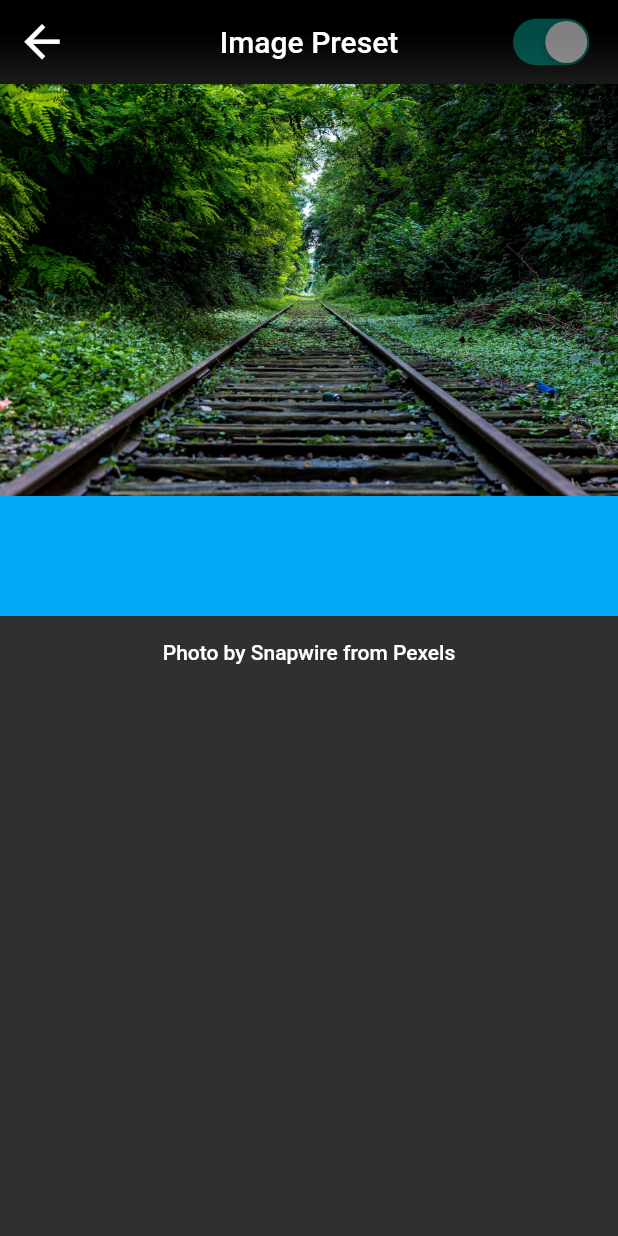
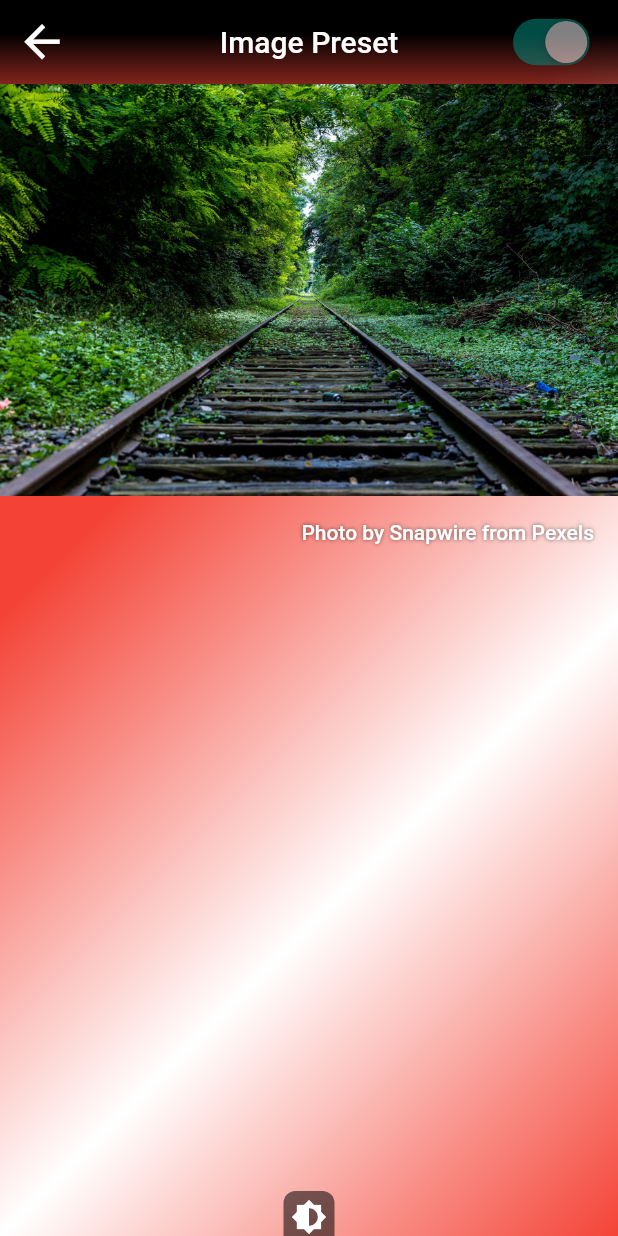
Before and after one commit to fischi1/LEDctrl, a Flutter app: the ImagePresetDetailPage screen opened directly with sample values from the repository, on a phone screen of 412 x 824 dp. Run offline on Flutter 3.47's test engine with Material 2 defaults, Android fonts, the phone set to English and light mode, and no system bars; our stand-ins replace bloc, equatable, flutter_bloc, flutter_colorpicker, hydrated_bloc, transparent_image; statements that could not run were skipped.

Commit message:
image preset detail page

```diff
--- a/lib/util/SourceImage.dart
+++ b/lib/util/SourceImage.dart
@@ -1,7 +1,15 @@
+import 'package:fischi/domain/ColorBreakpoint.dart';
+
 class SourceImage {
   final String imagePath;
   final String author;
   final String url;
+  final List<ColorBreakpoint> breakpoints;
 
-  SourceImage({this.imagePath, this.author, this.url});
+  SourceImage({
+    this.imagePath,
+    this.author,
+    this.url,
+    this.breakpoints,
+  });
 }
--- a/lib/views/ImagePresetDetailPage.dart
+++ b/lib/views/ImagePresetDetailPage.dart
@@ -1,3 +1,4 @@
+import 'package:fischi/components/BrightnessPanel.dart';
 import 'package:fischi/components/TransparentGradientAppBar.dart';
 import 'package:fischi/util/SourceImage.dart';
 import 'package:flutter/material.dart';
@@ -11,16 +12,33 @@ class ImagePresetDetailPage extends StatelessWidget {
 
   @override
   Widget build(BuildContext context) {
-    return Scaffold(
-      appBar: TransparentGradientAppBar(
+    final appBar = TransparentGradientAppBar(
       title: "Image Preset",
       onBackButtonPressed: () {
         Navigator.of(context).pop();
       },
+    );
+    return Scaffold(
+      appBar: appBar,
+      extendBody: true,
+      extendBodyBehindAppBar: true,
+      body: Container(
+        decoration: BoxDecoration(
+          gradient: LinearGradient(
+            colors: [Colors.red, Colors.white, Colors.red],
+            stops: [0, 0.5, 1],
+            begin: Alignment.centerLeft,
+            end: Alignment.bottomRight,
           ),
-      extendBody: true,
-      body: Column(
+        ),
+        child: Stack(
           children: <Widget>[
+            SafeArea(
+              child: Column(
+                mainAxisAlignment: MainAxisAlignment.start,
+                crossAxisAlignment: CrossAxisAlignment.end,
+                children: <Widget>[
+//                SizedBox(height: 80),
                   Hero(
                     tag: sourceImage.imagePath,
                     child: FadeInImage(
@@ -30,18 +48,33 @@ class ImagePresetDetailPage extends StatelessWidget {
                       image: AssetImage(sourceImage.imagePath),
                     ),
                   ),
-          Container(
-            height: 80,
-            width: double.infinity,
-            color: Colors.lightBlue,
-          ),
                   FlatButton(
                     onPressed: () async {
-              if (await canLaunch(sourceImage.url)) launch(sourceImage.url);
+                      if (await canLaunch(sourceImage.url))
+                        launch(sourceImage.url);
                     },
-            child: Text("Photo by ${sourceImage.author} from Pexels"),
+                    child: Text(
+                      "Photo by ${sourceImage.author} from Pexels",
+                      style: TextStyle(
+                        shadows: [
+                          Shadow(
+                            color: const Color.fromARGB(150, 0, 0, 0),
+                            blurRadius: 3.0,
+                          ),
+                        ],
+                      ),
+                    ),
+                  ),
+                ],
+              ),
+            ),
+            BrightnessPanel(
+              value: 0.6,
+              onChange: (newVal) {},
+              screenHeight: MediaQuery.of(context).size.width,
             )
           ],
+        ),
       ),
     );
   }
```
Also changed, not shown: lib/domain/preset/Presets.dart (+80 -0 lines). Lines whose indentation alone changed are shown as unchanged.
